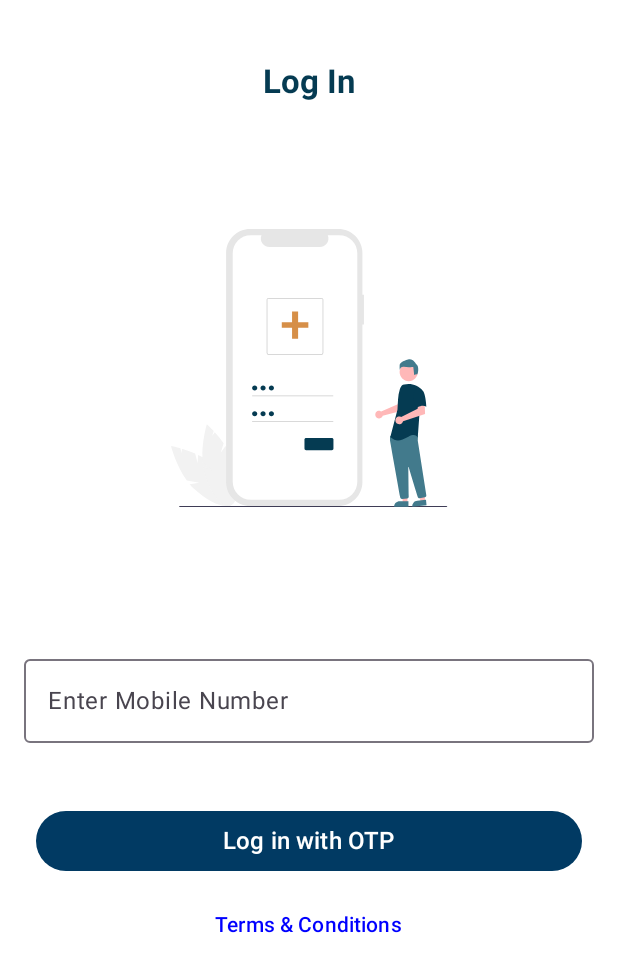
After one commit to AjitKumarmca2015/HelpingHand-android, an Android app built with Jetpack Compose: the LoginScreen screen opened through its navigation route, on a phone screen of 412 x 824 dp. The commit adds this screen. Shown: the top 972 px of the screen. Run offline under Robolectric (Android 15) with nearby library versions, the phone set to English and light mode, and no system bars; our stand-ins replace Dagger/Hilt's generated code.

Commit message:
login Screen

```diff
--- a/app/build.gradle.kts
+++ b/app/build.gradle.kts
@@ -70,7 +70,7 @@ dependencies {
     implementation(libs.hilt.android)
     ksp(libs.hilt.android.compiler)
     implementation(libs.androidx.hilt.navigation.compose)
-
+    implementation(libs.androidx.window.size)
     testImplementation(libs.junit)
     androidTestImplementation(libs.androidx.junit)
     androidTestImplementation(libs.androidx.espresso.core)
--- a/app/src/main/java/com/anars/helpinghands/MainActivity.kt
+++ b/app/src/main/java/com/anars/helpinghands/MainActivity.kt
@@ -24,9 +24,6 @@ class MainActivity : ComponentActivity() {
     override fun onCreate(savedInstanceState: Bundle?) {
         super.onCreate(savedInstanceState)
         enableEdgeToEdge()
-      //  installSplashScreen()
-
-
         setContent {
             AppNavigation()
         }
--- a/app/src/main/java/com/anars/helpinghands/ui/screens/AppNavigation.kt
+++ b/app/src/main/java/com/anars/helpinghands/ui/screens/AppNavigation.kt
@@ -22,6 +22,9 @@ fun  AppNavigation() {
         composable("main_screen") {
             MainScreen()
         }
+        composable("login_screen") {
+            LoginScreen(navController)
+        }
     }
 
 }
--- /dev/null
+++ b/app/src/main/java/com/anars/helpinghands/ui/screens/LoginScreen.kt
@@ -0,0 +1,122 @@
+package com.anars.helpinghands.ui.screens
+
+import androidx.compose.foundation.Image
+import androidx.compose.foundation.background
+import androidx.compose.foundation.layout.Arrangement
+import androidx.compose.foundation.layout.Box
+import androidx.compose.foundation.layout.Column
+import androidx.compose.foundation.layout.Spacer
+import androidx.compose.foundation.layout.fillMaxSize
+import androidx.compose.foundation.layout.fillMaxWidth
+import androidx.compose.foundation.layout.height
+import androidx.compose.foundation.layout.padding
+import androidx.compose.foundation.layout.width
+import androidx.compose.foundation.layout.wrapContentHeight
+import androidx.compose.foundation.layout.wrapContentWidth
+import androidx.compose.foundation.text.BasicTextField
+import androidx.compose.material.icons.Icons
+import androidx.compose.material.icons.filled.MoreVert
+import androidx.compose.material3.Button
+import androidx.compose.material3.ButtonDefaults
+import androidx.compose.material3.Icon
+import androidx.compose.material3.IconButton
+import androidx.compose.material3.MaterialTheme
+import androidx.compose.material3.OutlinedTextField
+import androidx.compose.material3.Scaffold
+import androidx.compose.material3.Text
+import androidx.compose.material3.TextButton
+import androidx.compose.runtime.Composable
+import androidx.compose.runtime.getValue
+import androidx.compose.runtime.mutableStateOf
+import androidx.compose.runtime.remember
+import androidx.compose.runtime.setValue
+import androidx.compose.ui.Alignment
+import androidx.compose.ui.Modifier
+import androidx.compose.ui.graphics.Brush
+import androidx.compose.ui.graphics.Color
+import androidx.compose.ui.layout.ContentScale
+import androidx.compose.ui.res.colorResource
+import androidx.compose.ui.res.painterResource
+import androidx.compose.ui.text.TextStyle
+import androidx.compose.ui.text.font.Font
+import androidx.compose.ui.text.font.FontFamily
+import androidx.compose.ui.text.font.FontWeight
+import androidx.compose.ui.text.style.TextAlign
+import androidx.compose.ui.unit.dp
+import androidx.compose.ui.unit.sp
+import androidx.navigation.NavController
+import com.anars.helpinghands.R
+import com.anars.helpinghands.ui.theme.HelpingHandsTheme
+
+@Composable
+fun LoginScreen(navController: NavController) {
+    var mobileNumber by remember { mutableStateOf("") }
+    Box(
+        modifier = Modifier
+            .fillMaxSize()
+            .background(
+                color = Color.White
+            )
+    ) {
+        Column(
+            modifier = Modifier
+                .fillMaxSize()
+                .padding(16.dp)
+        ) {
+            // Title
+            Spacer(modifier = Modifier.height(25.dp))
+            Text(
+                text = "Log In",
+                modifier = Modifier.fillMaxWidth(),
+                textAlign = TextAlign.Center,
+                style = TextStyle(fontSize = 22.sp, fontWeight = FontWeight.Bold, color = colorResource(id = R.color.color_accent))
+            )
+
+            // Illustration Image
+
+            Spacer(modifier = Modifier.height(85.dp))
+            Image(
+                painter = painterResource(id = R.drawable.ic_login),
+                contentDescription = "Login Illustration",
+                contentScale = ContentScale.Fit,
+                modifier = Modifier
+                    .wrapContentHeight()
+                    .fillMaxWidth()
+            )
+
+            Spacer(modifier = Modifier.height(85.dp))
+
+            // Mobile Number Field
+            OutlinedTextField(
+                value = mobileNumber,
+                onValueChange = { newText -> mobileNumber = newText },
+                label = { Text(text = "Enter Mobile Number") },
+                placeholder = { Text(text = "Mobile Number") },
+                modifier = Modifier
+                    .fillMaxWidth()
+                    .padding(vertical = 8.dp)
+            )
+
+            Spacer(modifier = Modifier.height(25.dp))
+
+            // Login Button
+            Button(
+                onClick = {},
+                colors = ButtonDefaults.buttonColors(containerColor = Color(0xFF013A63)),
+                modifier = Modifier
+                    .fillMaxWidth()
+                    .padding(8.dp)
+            ) {
+                Text(text = "Log in with OTP", color = Color.White, fontSize = 16.sp)
+            }
+
+            // Terms and Conditions
+            TextButton(
+                onClick = {},
+                modifier = Modifier.align(Alignment.CenterHorizontally)
+            ) {
+                Text(text = "Terms & Conditions", color = Color.Blue, fontSize = 14.sp)
+            }
+        }
+    }
+}
--- a/app/src/main/java/com/anars/helpinghands/ui/screens/SplashScreen.kt
+++ b/app/src/main/java/com/anars/helpinghands/ui/screens/SplashScreen.kt
@@ -57,7 +57,7 @@ fun SplashScreen(navController: NavController) {
                     color = whiteColor,
                     fontSize = 50.sp,
                     fontFamily = LatoFontFamily,
-                    fontWeight = FontWeight.Normal,
+                    fontWeight = FontWeight.Light,
                     ),
                 textAlign = TextAlign.Center
 
--- a/app/src/main/java/com/anars/helpinghands/ui/theme/Typography.kt
+++ b/app/src/main/java/com/anars/helpinghands/ui/theme/Typography.kt
@@ -8,5 +8,6 @@ import com.anars.helpinghands.R
 val LatoFontFamily = FontFamily(
     Font(R.font.lato_bold, FontWeight.Bold),
     Font(R.font.lato_regular, FontWeight.Normal),
-    Font(R.font.lato_black, FontWeight.ExtraBold)
+    Font(R.font.lato_black, FontWeight.ExtraBold),
+    Font(R.font.poiretone, FontWeight.Light)
 )
--- /dev/null
+++ b/app/src/main/res/drawable/ic_login.xml
@@ -0,0 +1,91 @@
+<vector xmlns:android="http://schemas.android.com/apk/res/android"
+    android:width="184dp"
+    android:height="185dp"
+    android:viewportWidth="184"
+    android:viewportHeight="185">
+  <group>
+    <clip-path
+        android:pathData="M0,0h184v185h-184z"/>
+    <path
+        android:pathData="M17.69,155.85L16.07,149.44C13.2,148.22 10.26,147.16 7.27,146.27L7.06,149.25L6.24,145.97C2.52,144.91 0,144.44 0,144.44C0,144.44 3.41,157.44 10.56,167.37L18.89,168.84L12.42,169.78C13.32,170.86 14.29,171.89 15.32,172.85C25.72,182.53 37.31,186.98 41.2,182.77C45.09,178.57 39.81,167.32 29.4,157.64C26.18,154.64 22.13,152.23 18.07,150.33L17.69,155.85Z"
+        android:fillColor="#F2F2F2"/>
+    <path
+        android:pathData="M33.11,148.89L35.02,142.56C33.19,140.03 31.22,137.6 29.12,135.29L27.41,137.73L28.39,134.49C25.76,131.66 23.84,129.96 23.84,129.96C23.84,129.96 20.06,142.85 21.06,155.06L27.43,160.63L21.41,158.08C21.62,159.48 21.92,160.86 22.3,162.21C26.21,175.89 33.84,185.7 39.34,184.12C44.84,182.54 46.12,170.17 42.21,156.49C40.99,152.25 38.77,148.09 36.27,144.37L33.11,148.89Z"
+        android:fillColor="#F2F2F2"/>
+    <path
+        android:pathData="M128.39,43.83H127.38V16.07C127.38,13.96 126.97,11.87 126.16,9.92C125.36,7.97 124.18,6.2 122.69,4.71C121.2,3.21 119.43,2.03 117.49,1.22C115.54,0.42 113.46,0 111.36,0H52.68C48.43,0 44.36,1.69 41.35,4.71C38.34,7.72 36.66,11.81 36.66,16.07V168.36C36.66,170.47 37.07,172.56 37.88,174.51C38.68,176.46 39.86,178.23 41.35,179.72C42.84,181.21 44.61,182.4 46.55,183.21C48.49,184.01 50.58,184.43 52.68,184.43H111.36C115.61,184.43 119.68,182.74 122.69,179.72C125.69,176.71 127.38,172.62 127.38,168.36V63.59H128.39L128.39,43.83Z"
+        android:fillColor="#E6E6E6"/>
+    <path
+        android:pathData="M112,4.18H104.34C104.7,5.04 104.83,5.98 104.74,6.91C104.64,7.84 104.32,8.74 103.8,9.51C103.28,10.29 102.58,10.92 101.75,11.36C100.93,11.8 100.01,12.03 99.08,12.03H65.47C64.53,12.03 63.62,11.8 62.79,11.36C61.97,10.92 61.27,10.29 60.75,9.51C60.23,8.74 59.9,7.84 59.81,6.91C59.71,5.98 59.85,5.04 60.2,4.18H53.05C49.87,4.18 46.83,5.44 44.58,7.69C42.34,9.94 41.08,12.99 41.08,16.18V168.25C41.08,171.43 42.34,174.48 44.58,176.73C46.83,178.98 49.87,180.25 53.05,180.25H112C115.18,180.25 118.22,178.98 120.47,176.73C122.71,174.48 123.97,171.43 123.97,168.25V16.18C123.97,12.99 122.71,9.94 120.47,7.69C118.22,5.44 115.18,4.18 112,4.18Z"
+        android:fillColor="#ffffff"/>
+    <path
+        android:pathData="M73.72,65.72H80.56V73.01H84.59V65.72H91.4V62.1H84.59V54.83H80.56V62.1H73.72V65.72Z"
+        android:fillColor="#D68F48"/>
+    <path
+        android:pathData="M100.12,83.67H64.92C64.58,83.67 64.26,83.53 64.03,83.3C63.79,83.06 63.65,82.74 63.65,82.4V47.11C63.65,46.78 63.79,46.45 64.03,46.22C64.26,45.98 64.58,45.85 64.92,45.85H100.12C100.46,45.85 100.78,45.98 101.01,46.22C101.25,46.45 101.38,46.78 101.38,47.11V82.4C101.38,82.74 101.25,83.06 101.01,83.3C100.78,83.53 100.46,83.67 100.12,83.67ZM64.92,46.35C64.72,46.35 64.52,46.43 64.38,46.58C64.24,46.72 64.16,46.91 64.16,47.11V82.4C64.16,82.6 64.24,82.8 64.38,82.94C64.52,83.08 64.72,83.16 64.92,83.16H100.12C100.32,83.16 100.51,83.08 100.66,82.94C100.8,82.8 100.88,82.6 100.88,82.4V47.11C100.88,46.91 100.8,46.72 100.66,46.58C100.51,46.43 100.32,46.35 100.12,46.35H64.92Z"
+        android:fillColor="#CCCCCC"/>
+    <path
+        android:pathData="M107.98,110.72H53.99V111.22H107.98V110.72Z"
+        android:fillColor="#CCCCCC"/>
+    <path
+        android:pathData="M55.7,107.55C56.64,107.55 57.4,106.79 57.4,105.84C57.4,104.9 56.64,104.13 55.7,104.13C54.75,104.13 53.99,104.9 53.99,105.84C53.99,106.79 54.75,107.55 55.7,107.55Z"
+        android:fillColor="#053B52"/>
+    <path
+        android:pathData="M107.98,127.81H53.99V128.31H107.98V127.81Z"
+        android:fillColor="#CCCCCC"/>
+    <path
+        android:pathData="M55.7,124.64C56.64,124.64 57.4,123.88 57.4,122.93C57.4,121.99 56.64,121.22 55.7,121.22C54.75,121.22 53.99,121.99 53.99,122.93C53.99,123.88 54.75,124.64 55.7,124.64Z"
+        android:fillColor="#053B52"/>
+    <path
+        android:pathData="M106.99,147.27H89.93C89.64,147.27 89.35,147.15 89.14,146.94C88.94,146.73 88.82,146.45 88.82,146.15V140.16C88.82,139.87 88.94,139.58 89.14,139.37C89.35,139.16 89.64,139.05 89.93,139.05H106.99C107.29,139.05 107.57,139.16 107.78,139.37C107.99,139.58 108.1,139.87 108.1,140.16V146.15C108.1,146.45 107.99,146.73 107.78,146.94C107.57,147.15 107.29,147.27 106.99,147.27Z"
+        android:fillColor="#053B52"/>
+    <path
+        android:pathData="M61.26,107.55C62.2,107.55 62.96,106.79 62.96,105.84C62.96,104.9 62.2,104.13 61.26,104.13C60.32,104.13 59.55,104.9 59.55,105.84C59.55,106.79 60.32,107.55 61.26,107.55Z"
+        android:fillColor="#053B52"/>
+    <path
+        android:pathData="M66.82,107.55C67.76,107.55 68.52,106.79 68.52,105.84C68.52,104.9 67.76,104.13 66.82,104.13C65.88,104.13 65.11,104.9 65.11,105.84C65.11,106.79 65.88,107.55 66.82,107.55Z"
+        android:fillColor="#053B52"/>
+    <path
+        android:pathData="M61.26,124.64C62.2,124.64 62.96,123.88 62.96,122.93C62.96,121.99 62.2,121.22 61.26,121.22C60.32,121.22 59.55,121.99 59.55,122.93C59.55,123.88 60.32,124.64 61.26,124.64Z"
+        android:fillColor="#053B52"/>
+    <path
+        android:pathData="M66.82,124.64C67.76,124.64 68.52,123.88 68.52,122.93C68.52,121.99 67.76,121.22 66.82,121.22C65.88,121.22 65.11,121.99 65.11,122.93C65.11,123.88 65.88,124.64 66.82,124.64Z"
+        android:fillColor="#053B52"/>
+    <path
+        android:pathData="M183.31,185H5.95C5.57,185 5.26,184.87 5.26,184.7C5.26,184.53 5.57,184.4 5.95,184.4H183.31C183.69,184.4 184,184.53 184,184.7C184,184.87 183.69,185 183.31,185Z"
+        android:fillColor="#3F3D56"/>
+    <path
+        android:pathData="M139.49,121.21C139.61,121.26 139.73,121.33 139.84,121.4L150.92,116.66L151.32,113.74L155.74,113.71L155.48,120.42L140.86,124.29C140.83,124.4 140.79,124.5 140.75,124.59C140.54,125.05 140.2,125.43 139.77,125.68C139.34,125.94 138.85,126.07 138.35,126.05C137.85,126.03 137.37,125.86 136.97,125.57C136.57,125.28 136.26,124.87 136.09,124.4C135.91,123.93 135.88,123.42 136,122.94C136.11,122.45 136.37,122.01 136.73,121.67C137.09,121.33 137.55,121.1 138.04,121.02C138.53,120.94 139.04,121 139.49,121.21Z"
+        android:fillColor="#FFB8B8"/>
+    <path
+        android:pathData="M157.35,182.01H154.32L152.88,170.3L157.35,170.3L157.35,182.01Z"
+        android:fillColor="#FFB8B8"/>
+    <path
+        android:pathData="M152.16,181.15H158V184.83H148.48C148.48,183.86 148.87,182.92 149.56,182.23C150.25,181.54 151.19,181.15 152.16,181.15Z"
+        android:fillColor="#427A8C"/>
+    <path
+        android:pathData="M169.13,181.16L166.12,181.45L163.54,169.94L167.99,169.5L169.13,181.16Z"
+        android:fillColor="#FFB8B8"/>
+    <path
+        android:pathData="M163.88,180.8L169.69,180.23L170.05,183.9L160.58,184.83C160.53,184.35 160.58,183.87 160.72,183.4C160.86,182.94 161.09,182.51 161.4,182.13C161.7,181.76 162.08,181.45 162.51,181.22C162.93,180.99 163.4,180.85 163.88,180.8Z"
+        android:fillColor="#427A8C"/>
+    <path
+        android:pathData="M158.2,101.32C161.55,101.32 164.26,98.59 164.26,95.23C164.26,91.87 161.55,89.15 158.2,89.15C154.85,89.15 152.13,91.87 152.13,95.23C152.13,98.59 154.85,101.32 158.2,101.32Z"
+        android:fillColor="#FFB8B8"/>
+    <path
+        android:pathData="M153.65,179.65C153.39,179.65 153.13,179.56 152.94,179.39C152.74,179.22 152.6,178.99 152.56,178.73C150.99,170.01 145.87,141.49 145.74,140.7C145.74,140.68 145.74,140.66 145.74,140.64V138.51C145.74,138.44 145.76,138.36 145.81,138.3L146.49,137.35C146.52,137.3 146.56,137.26 146.61,137.24C146.66,137.21 146.71,137.2 146.77,137.19C150.63,137.01 163.26,136.48 163.88,137.24C164.49,138.01 164.27,140.34 164.22,140.8L164.23,140.85L169.9,177.25C169.95,177.54 169.88,177.84 169.71,178.07C169.53,178.31 169.27,178.47 168.99,178.52L165.44,179.11C165.18,179.15 164.9,179.1 164.68,178.96C164.45,178.81 164.28,178.6 164.2,178.34C163.1,174.83 159.42,163.01 158.15,158.43C158.14,158.41 158.12,158.38 158.1,158.36C158.07,158.35 158.04,158.34 158.01,158.35C157.98,158.35 157.96,158.36 157.94,158.39C157.92,158.41 157.91,158.44 157.91,158.47C157.97,162.83 158.12,173.95 158.18,177.79L158.18,178.21C158.18,178.49 158.08,178.76 157.9,178.97C157.71,179.17 157.45,179.3 157.17,179.33L153.75,179.64C153.72,179.65 153.68,179.65 153.65,179.65Z"
+        android:fillColor="#427A8C"/>
+    <path
+        android:pathData="M154.35,103.71C153.29,104.34 152.65,105.5 152.29,106.68C151.62,108.86 151.21,111.12 151.08,113.4L150.7,120.24L145.94,138.36C150.07,141.85 152.44,141.06 157.99,138.2C163.54,135.34 164.18,139.15 164.18,139.15L165.29,123.73L166.87,106.89C166.52,106.46 166.11,106.07 165.67,105.73C164.21,104.59 162.5,103.79 160.68,103.41C158.87,103.02 156.99,103.05 155.19,103.5L154.35,103.71Z"
+        android:fillColor="#053B52"/>
+    <path
+        android:pathData="M152.8,124.87C152.93,124.91 153.05,124.97 153.17,125.04L164.13,119.54L164.31,116.57L168.83,116.25L169.07,123.04L154.43,127.89C154.31,128.41 154.04,128.87 153.65,129.23C153.26,129.58 152.77,129.81 152.25,129.88C151.73,129.95 151.2,129.86 150.73,129.62C150.26,129.38 149.87,129 149.62,128.54C149.37,128.07 149.27,127.54 149.33,127.02C149.38,126.49 149.6,126 149.95,125.6C150.29,125.2 150.75,124.92 151.26,124.79C151.77,124.66 152.31,124.68 152.8,124.87Z"
+        android:fillColor="#FFB8B8"/>
+    <path
+        android:pathData="M166.79,106.96C169.49,107.92 169.96,118.25 169.96,118.25C166.79,116.5 162.99,119.36 162.99,119.36C162.99,119.36 162.19,116.66 161.24,113.16C160.96,112.18 160.92,111.14 161.14,110.14C161.36,109.14 161.84,108.21 162.51,107.44C162.51,107.44 164.1,106.01 166.79,106.96Z"
+        android:fillColor="#053B52"/>
+    <path
+        android:pathData="M163.64,96.84C162.88,96.23 161.85,97.34 161.85,97.34L161.24,91.88C161.24,91.88 157.46,92.33 155.05,91.73C152.63,91.12 152.25,93.93 152.25,93.93C152.12,92.79 152.1,91.65 152.17,90.52C152.32,89.15 154.29,87.79 157.77,86.88C161.24,85.97 163.06,89.91 163.06,89.91C165.48,91.12 164.39,97.45 163.64,96.84Z"
+        android:fillColor="#427A8C"/>
+  </group>
+</vector>
--- a/gradle/libs.versions.toml
+++ b/gradle/libs.versions.toml
@@ -36,6 +36,7 @@ androidx-ui-tooling = { group = "androidx.compose.ui", name = "ui-tooling" }
 androidx-ui-tooling-preview = { group = "androidx.compose.ui", name = "ui-tooling-preview" }
 androidx-ui-test-manifest = { group = "androidx.compose.ui", name = "ui-test-manifest" }
 androidx-ui-test-junit4 = { group = "androidx.compose.ui", name = "ui-test-junit4" }
+androidx-window-size={group="androidx.compose.material3", name="material3-window-size-class",version.ref="splashVersion"}
 androidx-material3 = { group = "androidx.compose.material3", name = "material3",version.ref="splashVersion" }
 
 hilt-android = { group = "com.google.dagger", name = "hilt-android", version.ref = "hilt" }
```
Also changed, not shown: app/src/main/java/com/anars/helpinghands/ui/screens/AppToolbar.kt (added, +58 -0 lines), app/src/main/java/com/anars/helpinghands/ui/screens/IntroScreen.kt (+11 -12 lines), app/src/main/res/drawable/ic_splash.xml (added, +24 -0 lines), app/src/main/res/font/poiretone.ttf (added).
